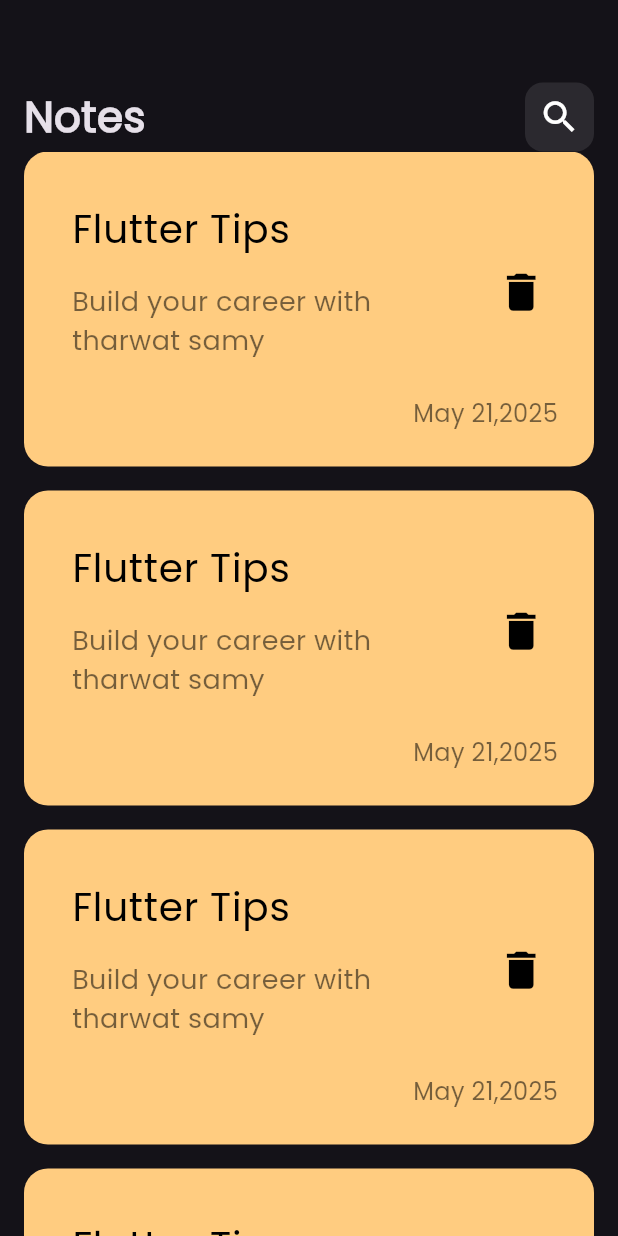
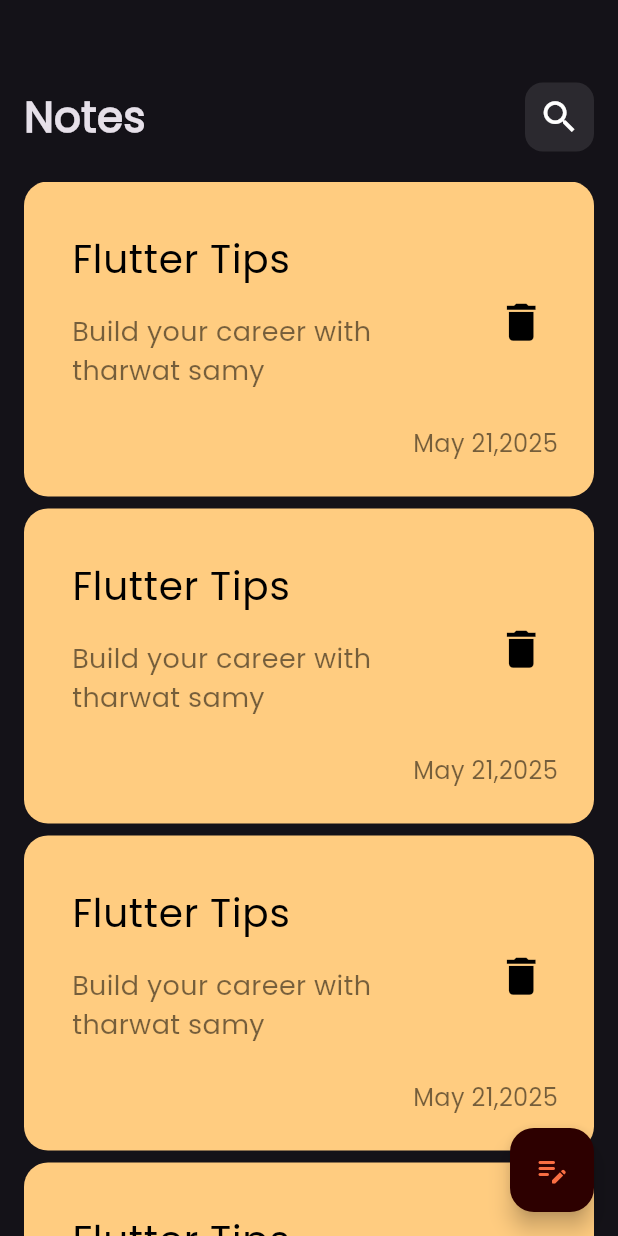
Before and after one commit to mohamedtaha910/notes_app, a Flutter app: the screen it shows after launch, on a phone screen of 412 x 824 dp. Run offline on Flutter 3.47's test engine with Material 3 defaults, Android fonts, the phone set to English and light mode, and no system bars.

Commit message:
show modal bottom sheet

```diff
--- a/lib/components/note_item.dart
+++ b/lib/components/note_item.dart
@@ -7,7 +7,7 @@ class NoteItem extends StatelessWidget {
   Widget build(BuildContext context) {
     return Container(
       padding: const EdgeInsets.only(top: 24, bottom: 24, left: 16),
-      margin: const EdgeInsets.only(bottom: 16),
+      margin: const EdgeInsets.only(bottom: 8),
       decoration: BoxDecoration(
         color: const Color(0xffFFCC80),
         borderRadius: BorderRadius.circular(16),
--- a/lib/components/notes_list_view.dart
+++ b/lib/components/notes_list_view.dart
@@ -7,6 +7,7 @@ class NotesListView extends StatelessWidget {
   @override
   Widget build(BuildContext context) {
     return ListView.builder(
+      padding: EdgeInsets.zero,
       itemCount: 10,
       itemBuilder: (context,index) {
         return const NoteItem();
--- a/lib/components/notes_view_body.dart
+++ b/lib/components/notes_view_body.dart
@@ -14,7 +14,7 @@ class NotesViewBody extends StatelessWidget {
         children:  [
           SizedBox(height: 55),
           CustomAppBar(),
-          // SizedBox(height: 20,),
+          SizedBox(height: 20,),
           Expanded(child: NotesListView()),
           // NoteItem()
 
--- a/lib/screens/notes_view.dart
+++ b/lib/screens/notes_view.dart
@@ -1,4 +1,5 @@
 import 'package:flutter/material.dart';
+import 'package:notes_app/components/add_note_bottom_sheet.dart';
 import 'package:notes_app/components/notes_view_body.dart';
 
 class NotesView extends StatelessWidget {
@@ -6,8 +7,18 @@ class NotesView extends StatelessWidget {
 
   @override
   Widget build(BuildContext context) {
-    return const  Scaffold(
-      body: NotesViewBody(),
+    return Scaffold(
+      body: const NotesViewBody(),
+      floatingActionButton: FloatingActionButton(
+        onPressed: () {
+          showModalBottomSheet(context: context, builder: (context){
+            return AddNoteSheet();
+          });
+        },
+        backgroundColor: const Color.fromARGB(255, 45, 0, 0),
+        child: Icon(Icons.edit_note_rounded, color: const Color.fromARGB(255, 250, 110, 67)),
+      ),
+      // floatingActionButton: FloatingActionButton(onPressed: (){},child: Icon(Icons.add,),)
     );
   }
 }
```
Also changed, not shown: lib/components/add_note_bottom_sheet.dart (added, +10 -0 lines).
